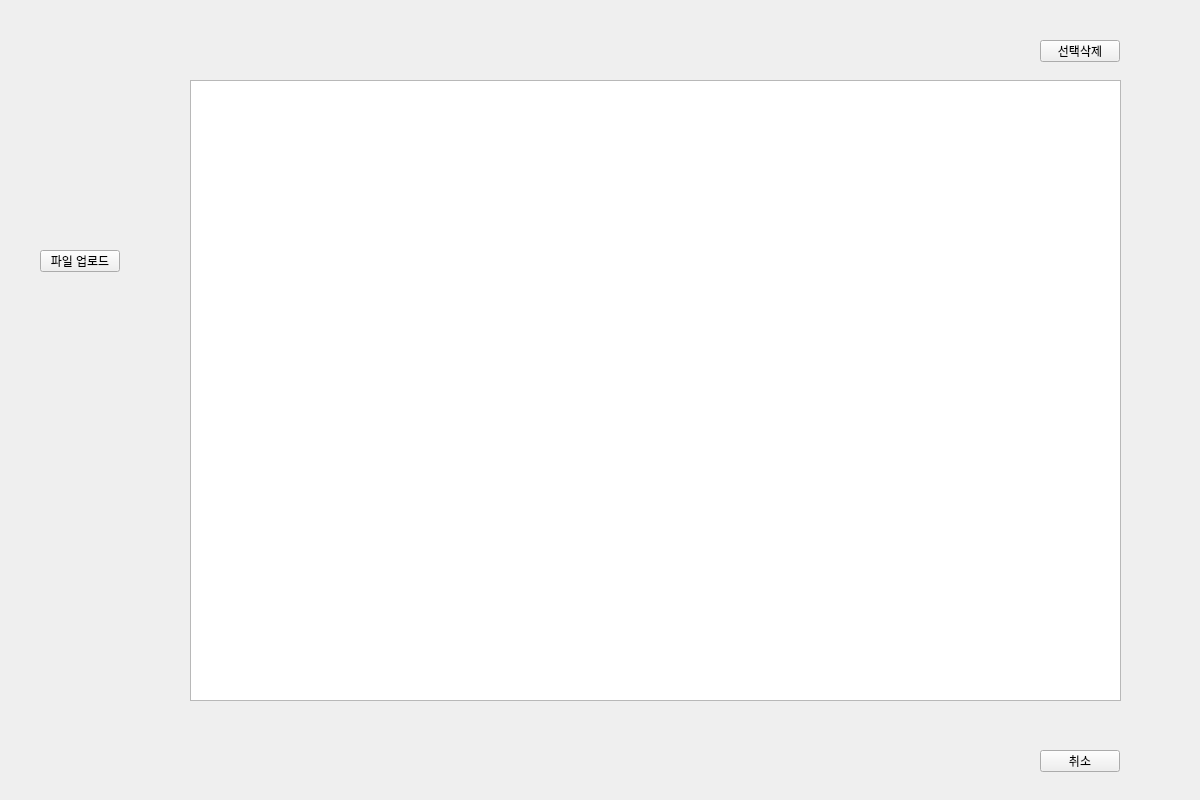
Before: the Qt Designer form source/designer_ui/file_menu.ui in Leedonggeon123/save, drawn with Qt 5.
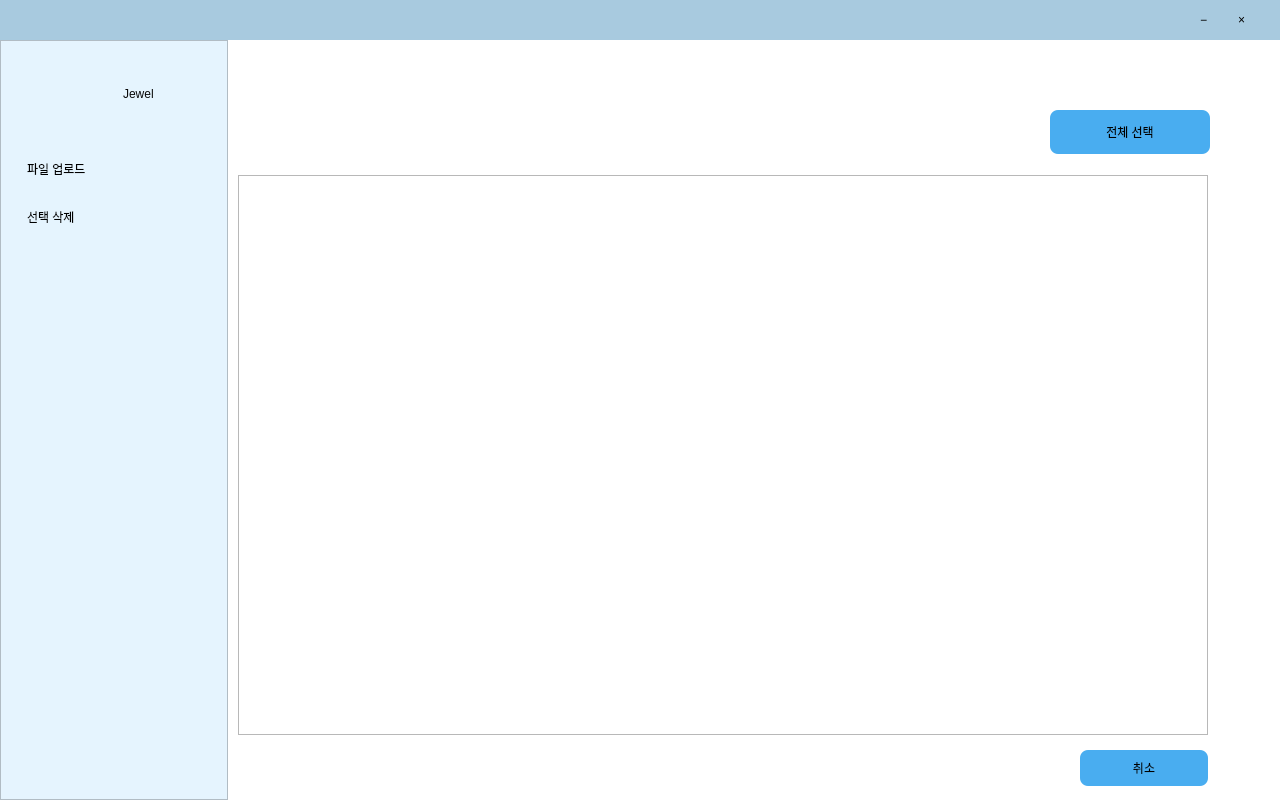
After: the same form once the commit is applied. Icons and pictures are not drawn.

```diff
--- a/source/designer_ui/file_menu.ui
+++ b/source/designer_ui/file_menu.ui
@@ -1,69 +1,203 @@
 <?xml version="1.0" encoding="UTF-8"?>
 <ui version="4.0">
- <class>Form</class>
- <widget class="QWidget" name="Form">
+ <class>UnblockMainWindow</class>
+ <widget class="QMainWindow" name="UnblockMainWindow">
   <property name="geometry">
    <rect>
     <x>0</x>
     <y>0</y>
-    <width>1200</width>
+    <width>1280</width>
     <height>800</height>
    </rect>
   </property>
+  <property name="minimumSize">
+   <size>
+    <width>1280</width>
+    <height>800</height>
+   </size>
+  </property>
+  <property name="maximumSize">
+   <size>
+    <width>1280</width>
+    <height>800</height>
+   </size>
+  </property>
   <property name="windowTitle">
    <string>Form</string>
   </property>
+  <property name="styleSheet">
+   <string notr="true">QMainWindow { background: #ffffff; } QFrame#titleBar { background: #a8cadf; } QFrame#sideBar { background: #e5f4fe; border-right: 1px solid #1d1d1d; } QPushButton { border: none; background: transparent; font: 700 14px &quot;Malgun Gothic&quot;; text-align: left; padding-left: 27px; } QPushButton#unblockButton { color: #0078ff; } QPushButton#logoutButton, QPushButton#actionButton { background: #49adf0; color: #000000; border-radius: 8px; font: 700 14px &quot;Malgun Gothic&quot;; padding: 0px; text-align: center; } QListWidget { border: 1px solid #111111; background: #ffffff; }</string>
+  </property>
+  <widget class="QWidget" name="centralwidget">
+   <widget class="QFrame" name="titleBar">
+    <property name="geometry">
+     <rect>
+      <x>0</x>
+      <y>0</y>
+      <width>1280</width>
+      <height>40</height>
+     </rect>
+    </property>
+    <property name="frameShape">
+     <enum>QFrame::Shape::NoFrame</enum>
+    </property>
+    <widget class="QPushButton" name="minimizeButton">
+     <property name="geometry">
+      <rect>
+       <x>1200</x>
+       <y>0</y>
+       <width>38</width>
+       <height>40</height>
+      </rect>
+     </property>
+     <property name="styleSheet">
+      <string notr="true">QPushButton { font: 20px &quot;Arial&quot;; padding: 0; }</string>
+     </property>
+     <property name="text">
+      <string>−</string>
+     </property>
+    </widget>
+    <widget class="QPushButton" name="closeButton">
+     <property name="geometry">
+      <rect>
+       <x>1238</x>
+       <y>0</y>
+       <width>38</width>
+       <height>40</height>
+      </rect>
+     </property>
+     <property name="styleSheet">
+      <string notr="true">QPushButton { font: 24px &quot;Arial&quot;; padding: 0; }</string>
+     </property>
+     <property name="text">
+      <string>×</string>
+     </property>
+    </widget>
+   </widget>
+   <widget class="QFrame" name="sideBar">
+    <property name="geometry">
+     <rect>
+      <x>0</x>
+      <y>40</y>
+      <width>228</width>
+      <height>760</height>
+     </rect>
+    </property>
+    <property name="frameShape">
+     <enum>QFrame::Shape::StyledPanel</enum>
+    </property>
+    <widget class="QLabel" name="logoLabel">
+     <property name="geometry">
+      <rect>
+       <x>19</x>
+       <y>18</y>
+       <width>92</width>
+       <height>72</height>
+      </rect>
+     </property>
+     <property name="pixmap">
+      <pixmap>:/jewel/assets/jewel_logo.svg</pixmap>
+     </property>
+     <property name="scaledContents">
+      <bool>true</bool>
+     </property>
+    </widget>
+    <widget class="QLabel" name="brandLabel">
+     <property name="geometry">
+      <rect>
+       <x>123</x>
+       <y>34</y>
+       <width>78</width>
+       <height>40</height>
+      </rect>
+     </property>
+     <property name="styleSheet">
+      <string notr="true">font: 700 26px &quot;Arial&quot;; color: #080808;</string>
+     </property>
+     <property name="text">
+      <string>Jewel</string>
+     </property>
+    </widget>
   <widget class="QPushButton" name="upload_btn">
    <property name="geometry">
     <rect>
-     <x>40</x>
-     <y>250</y>
-     <width>80</width>
-     <height>22</height>
+       <x>0</x>
+       <y>105</y>
+       <width>220</width>
+       <height>48</height>
     </rect>
    </property>
    <property name="text">
     <string>파일 업로드</string>
    </property>
   </widget>
-  <widget class="QTableWidget" name="file_table">
-   <property name="geometry">
-    <rect>
-     <x>190</x>
-     <y>80</y>
-     <width>931</width>
-     <height>621</height>
-    </rect>
-   </property>
-   <property name="editTriggers">
-    <set>QAbstractItemView::EditTrigger::NoEditTriggers</set>
-   </property>
-  </widget>
   <widget class="QPushButton" name="delete_btn">
    <property name="geometry">
     <rect>
-     <x>1040</x>
-     <y>40</y>
-     <width>80</width>
-     <height>22</height>
+       <x>0</x>
+       <y>153</y>
+       <width>220</width>
+       <height>48</height>
     </rect>
    </property>
    <property name="text">
-    <string>선택삭제</string>
+      <string>선택 삭제</string>
+     </property>
+    </widget>
+   </widget>
+   <widget class="QPushButton" name="select_all_btn">
+    <property name="geometry">
+     <rect>
+      <x>1050</x>
+      <y>110</y>
+      <width>160</width>
+      <height>44</height>
+     </rect>
+    </property>
+    <property name="layoutDirection">
+     <enum>Qt::LayoutDirection::LeftToRight</enum>
+    </property>
+    <property name="styleSheet">
+     <string notr="true">background: #49adf0;
+color: #000000;
+border-radius: 8px;
+text-align: center;
+padding-left: 0px;</string>
+    </property>
+    <property name="text">
+     <string>전체 선택</string>
    </property>
   </widget>
   <widget class="QPushButton" name="cancel_btn">
    <property name="geometry">
     <rect>
-     <x>1040</x>
+      <x>1080</x>
      <y>750</y>
-     <width>80</width>
-     <height>22</height>
-    </rect>
-   </property>
+      <width>128</width>
+      <height>36</height>
+     </rect>
+    </property>
+    <property name="styleSheet">
+     <string notr="true">background: #49adf0;
+color: #000000;
+border-radius: 8px;
+text-align: center;
+padding-left: 0px;</string>
+    </property>
    <property name="text">
     <string>취소</string>
    </property>
+   </widget>
+   <widget class="QTableWidget" name="file_table">
+    <property name="geometry">
+     <rect>
+      <x>238</x>
+      <y>175</y>
+      <width>970</width>
+      <height>560</height>
+     </rect>
+    </property>
+   </widget>
   </widget>
  </widget>
  <resources/>
```
Left out of the diff: 2 changed lines with no effect on the pictures. Lines whose indentation alone changed are shown as unchanged.
